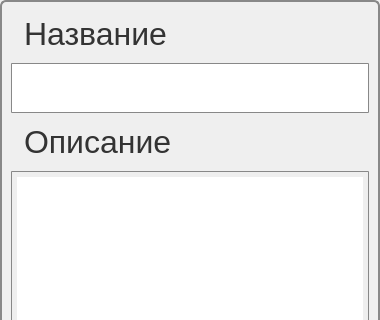
Old version of the form dinner_planner/newdishform.ui in the repository gen1izh/android; both pictures show x 0 to 380 and y 0 to 320 of the 380 by 624 pixel window.
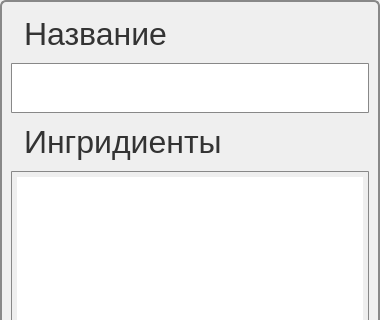
New version of the form. Icons and pictures are not drawn.

Patch:
```diff
--- a/dinner_planner/newdishform.ui
+++ b/dinner_planner/newdishform.ui
@@ -121,7 +121,7 @@
 </string>
      </property>
      <property name="text">
-      <string>Описание</string>
+      <string>Ингридиенты</string>
      </property>
     </widget>
    </item>
```
